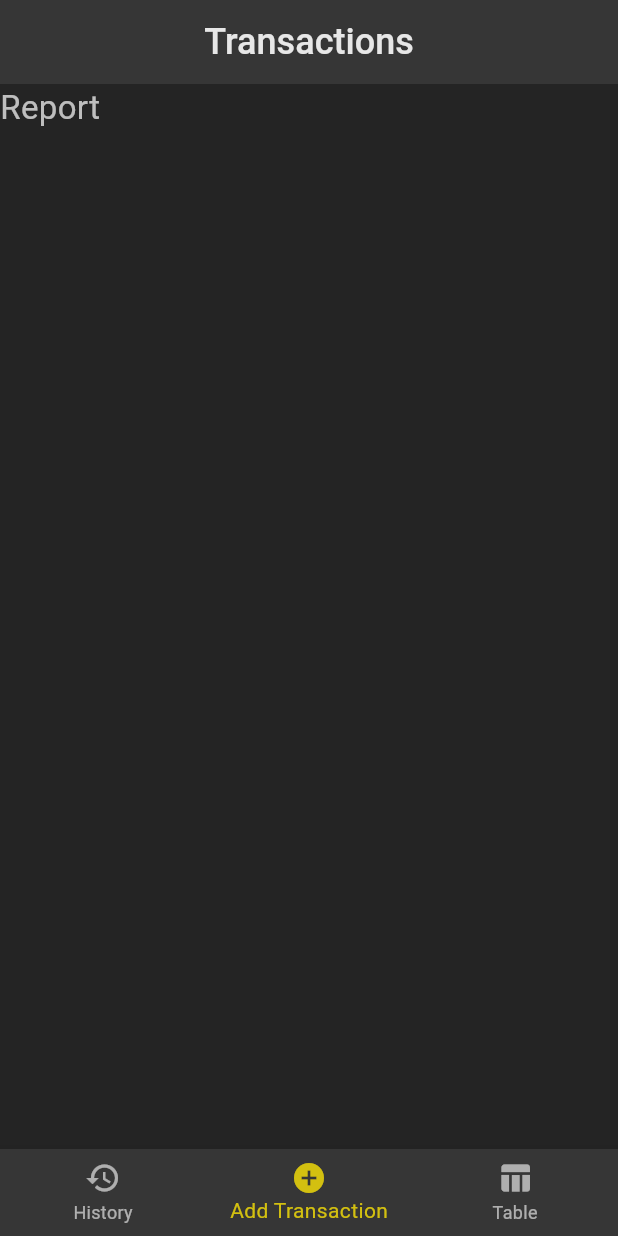
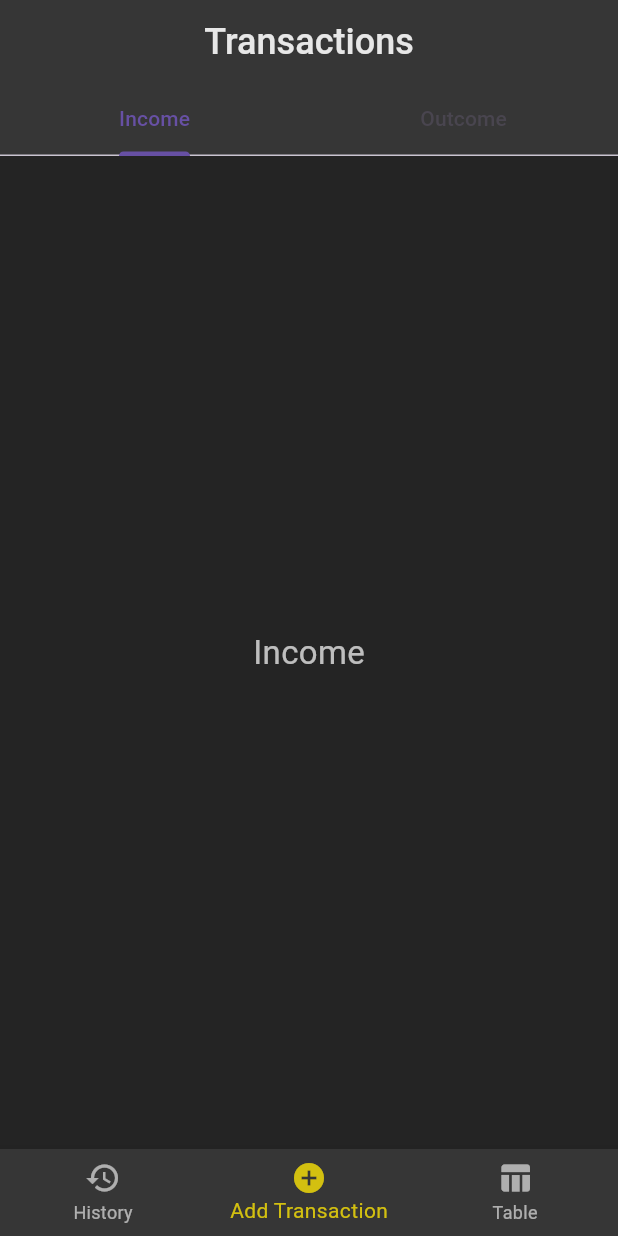
Before and after one commit to ana-znv/financial_accounting, a Flutter app: the screen it shows after launch, item 2 of the bottom bar chosen, on a phone screen of 412 x 824 dp. Run offline on Flutter 3.47's test engine with Material 3 defaults, Android fonts, the light colour scheme and no system bars.

Commit message:
added tab bar in transaction screen

```diff
--- a/lib/widgets/add_transaction.dart
+++ b/lib/widgets/add_transaction.dart
@@ -1,21 +1,50 @@
 import 'package:flutter/material.dart';
 
-class AddTransaction extends StatelessWidget {
+class AddTransaction extends StatefulWidget {
   const AddTransaction({super.key});
 
   @override
+  State<AddTransaction> createState() => _AddTransactionState();
+}
+
+class _AddTransactionState extends State<AddTransaction>
+    with TickerProviderStateMixin {
+  late final TabController _tabController;
+
+  @override
+  void initState() {
+    super.initState();
+    _tabController = TabController(length: 2, vsync: this);
+  }
+
+  @override
+  void dispose() {
+    _tabController.dispose();
+    super.dispose();
+  }
+
+  @override
   Widget build(BuildContext context) {
+    final theme = Theme.of(context);
     return Scaffold(
-      appBar: AppBar(title: Text(
-          'Transactions',
-          style: TextStyle(
-            fontSize: 24,
-            fontWeight: FontWeight.w500,
-            color: const Color.fromARGB(255, 231, 231, 231),
-          ),
+      appBar: AppBar(
+        title: Text('Transactions', style: theme.textTheme.titleLarge),
+        bottom: TabBar(
+          controller: _tabController,
+          tabs: const <Widget>[
+            Tab(text: 'Income'),
+            Tab(text: 'Outcome'),
+          ],
         ),
-        centerTitle: true,),
-      body: Text('Report'),
+        centerTitle: true,
+      ),
+      body: TabBarView(
+        controller: _tabController,
+        children: const <Widget>[
+          Center(child: Text('Income')),
+          Center(child: Text('Outcome')),
+        ],
+      ),
     );
   }
 }
--- a/lib/widgets/application.dart
+++ b/lib/widgets/application.dart
@@ -17,6 +17,11 @@ class Application extends StatelessWidget {
         ),
         textTheme: TextTheme(
           bodyMedium: TextStyle(fontSize: 22, color: Colors.white70),
+          titleLarge: TextStyle(
+            fontSize: 24,
+            fontWeight: FontWeight.w500,
+            color: const Color.fromARGB(255, 231, 231, 231),
+          )
         ),
       ),
       home: MainBottomBar(),
```
Also changed, not shown: lib/widgets/history.dart (+10 -7 lines), lib/widgets/table_of_costs.dart (+2 -8 lines).
